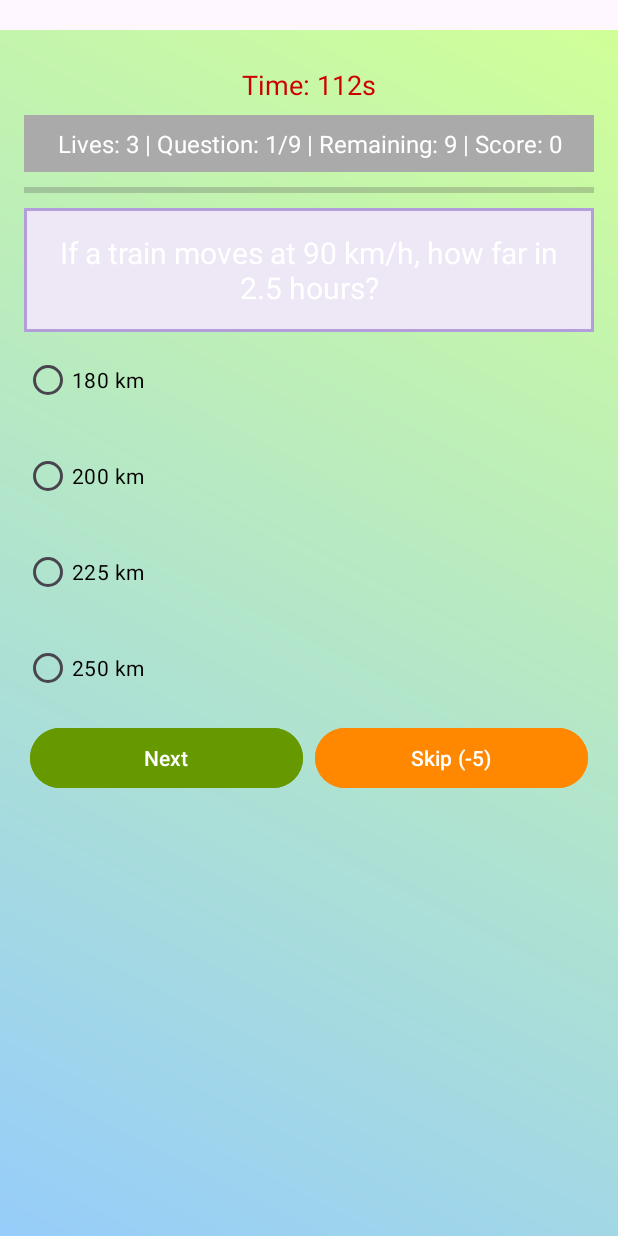
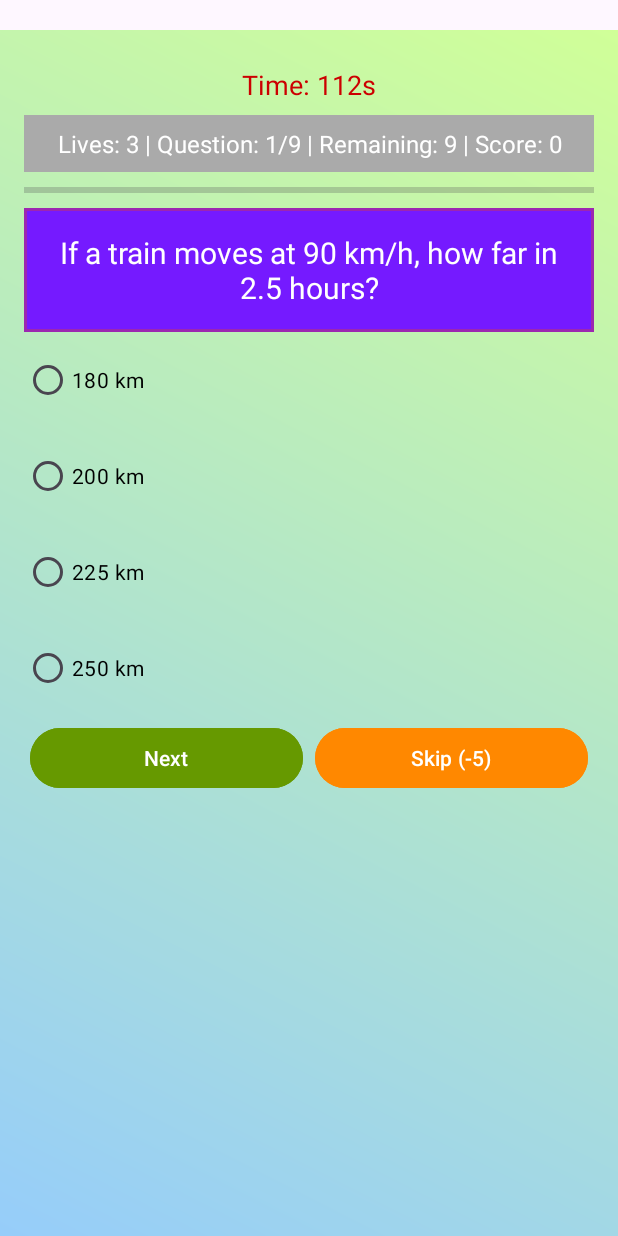
Before and after one commit to k-aghakhani/IQ-Quest, an Android app: the screen it shows after launch (MainActivity), on a phone screen of 412 x 824 dp. Run offline under Robolectric (Android 15) with nearby library versions, the phone set to English and light mode, and no system bars.

Commit message:
Change the background color of questions

```diff
--- a/app/src/main/res/drawable/question_background.xml
+++ b/app/src/main/res/drawable/question_background.xml
@@ -1,6 +1,6 @@
 <?xml version="1.0" encoding="utf-8"?>
 <shape xmlns:android="http://schemas.android.com/apk/res/android">
-    <solid android:color="#EDE7F6" />
+    <solid android:color="#751AFF" />
     <corner android:radius="16dp" />
-    <stroke android:width="2dp" android:color="#B39DDB" />
+    <stroke android:width="2dp" android:color="#9C27B0" />
 </shape>
```
